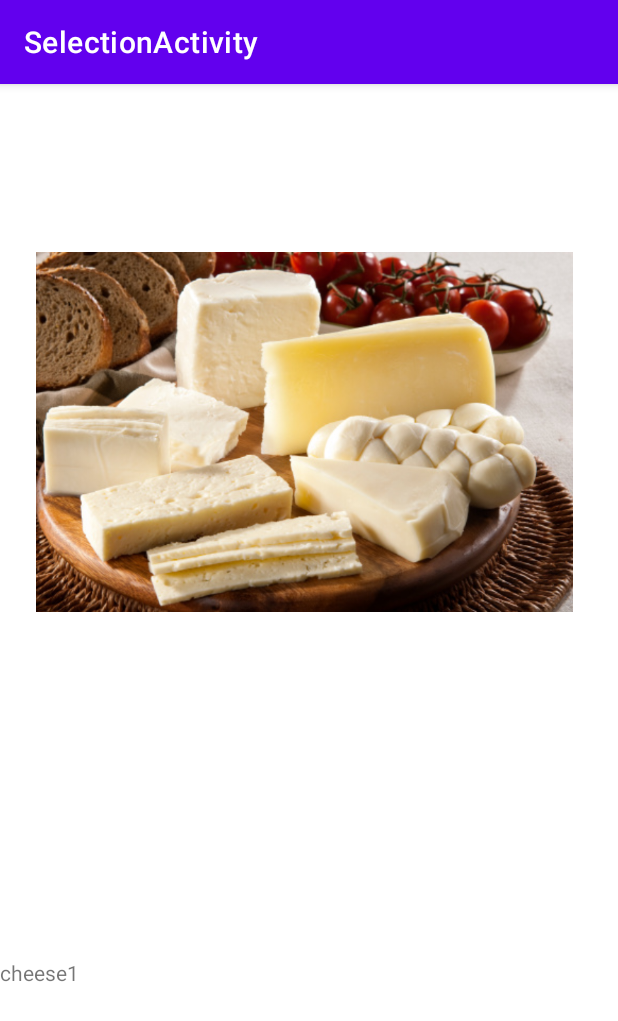
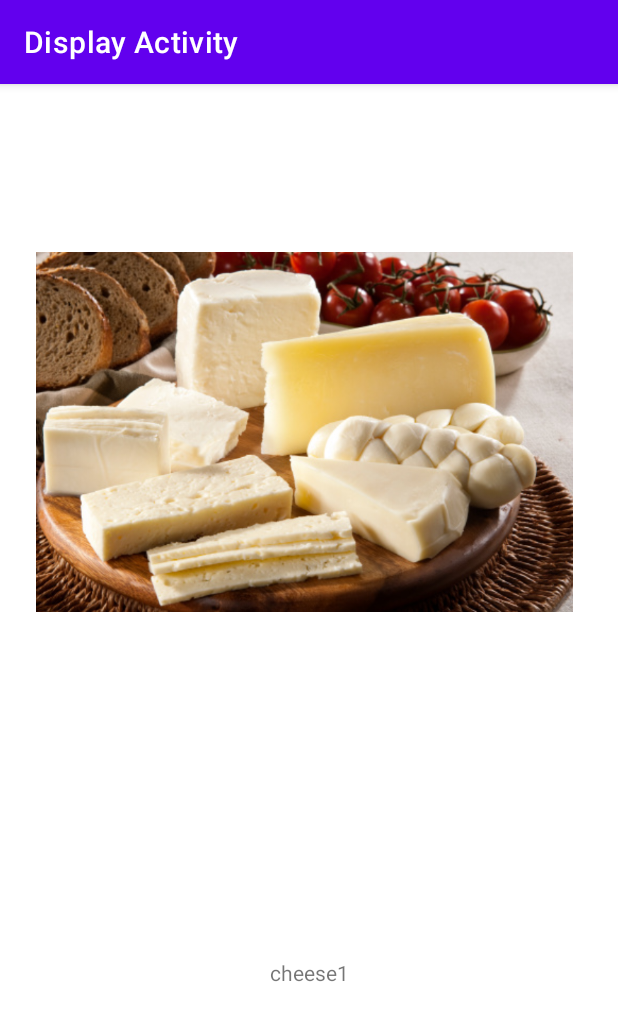
Before and after one commit to WileySeth/SelectionActivity, an Android app: the screen it shows after launch (DisplayActivity), after a tap on an icon or button, on a phone screen of 412 x 824 dp. Shown: the top 1021 px of the screen. Run offline under Robolectric (Android 15) with nearby library versions, the phone set to English and light mode, and no system bars.

Commit message:
fourth commit

```diff
--- a/app/src/main/AndroidManifest.xml
+++ b/app/src/main/AndroidManifest.xml
@@ -11,6 +11,7 @@
         android:theme="@style/Theme.SelectionActivity">
         <activity
             android:name=".DisplayActivity"
+            android:label="Display Activity"
             android:exported="true" />
         <activity
             android:name=".MainActivity"
--- a/app/src/main/res/layout/activity_display.xml
+++ b/app/src/main/res/layout/activity_display.xml
@@ -22,6 +22,7 @@
         android:layout_width="0dp"
         android:layout_height="wrap_content"
         android:text="TextView"
+        android:textAlignment="center"
         app:layout_constraintBottom_toBottomOf="parent"
         app:layout_constraintEnd_toEndOf="parent"
         app:layout_constraintStart_toStartOf="parent"
```
